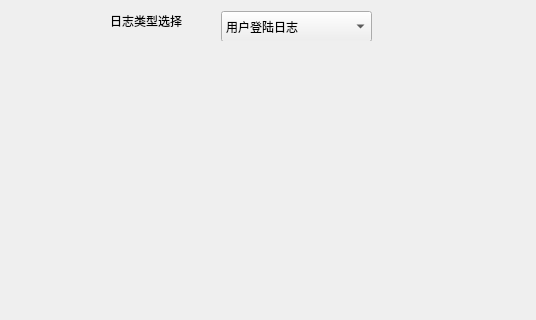
Above: CleverManager/logs/logmainwid.ui from ChinaClever/CleverManagerV3 before the change; both pictures show x 0 to 536 and y 0 to 320 of the 818 by 514 pixel window. Below: the same form after it.
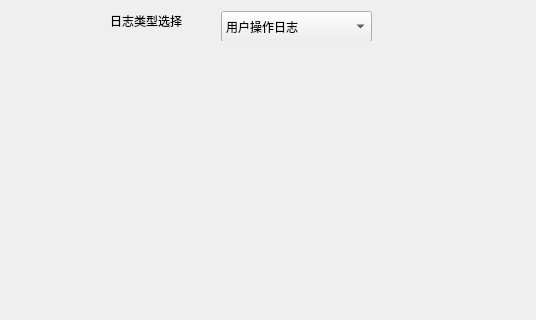
That is the form after the change.

Diff of the .ui file:
```diff
--- a/CleverManager/logs/logmainwid.ui
+++ b/CleverManager/logs/logmainwid.ui
@@ -39,7 +39,7 @@
       </property>
       <item>
        <property name="text">
-        <string>用户登陆日志</string>
+        <string>用户操作日志</string>
        </property>
       </item>
       <item>
```
Left out of the diff: 15 changed lines with no effect on the pictures.
